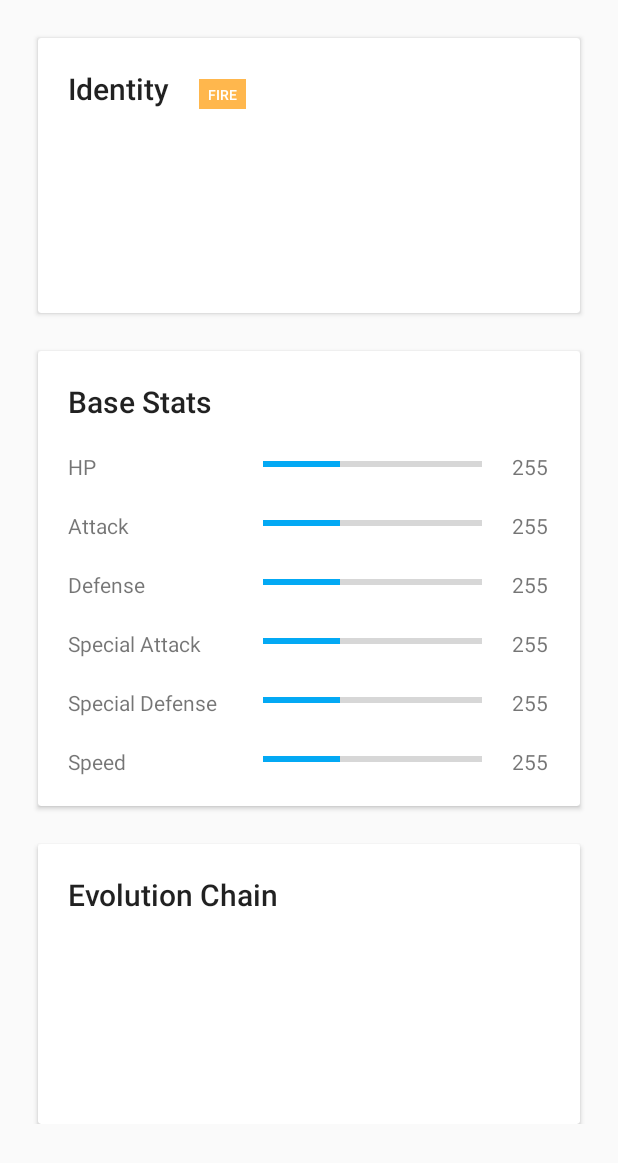
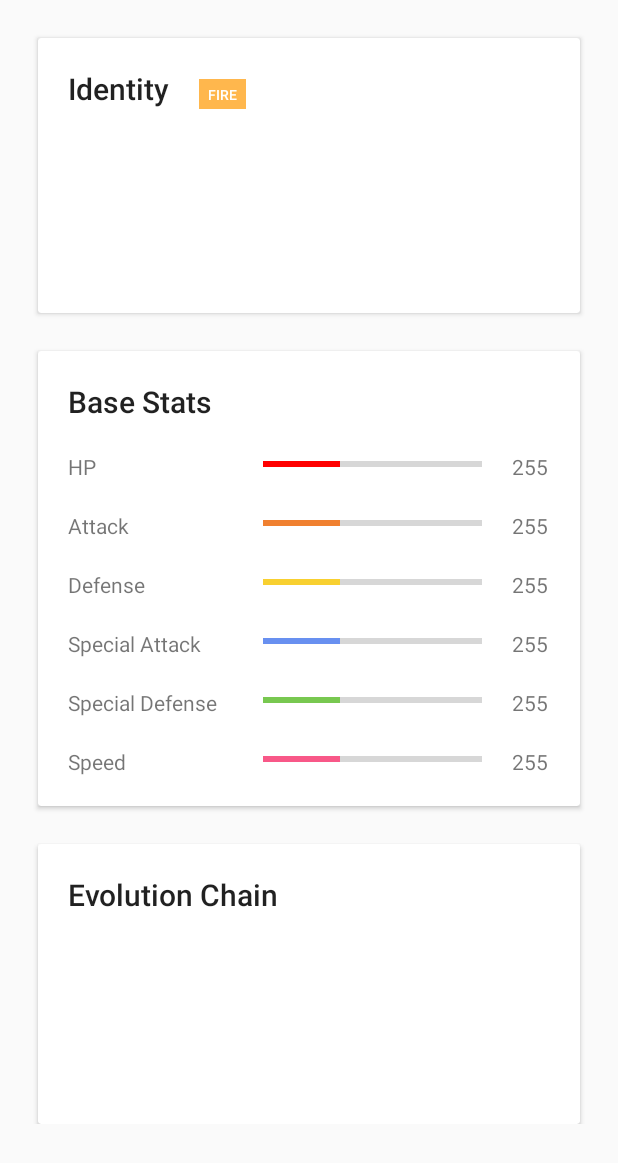
Before and after one commit to pkill37/pokedex, an Android app: the layout fragment_pokemon_details.xml on its own in the app's theme, with its tools: preview values and no code run, on a phone screen of 412 x 824 dp. Shown: the top 1163 px of the screen. Run offline under Robolectric (Android 15) with nearby library versions, the phone set to English and light mode, and no system bars.

```diff
--- a/app/src/main/java/silio/pokedex/MainActivity.java
+++ b/app/src/main/java/silio/pokedex/MainActivity.java
@@ -409,8 +409,9 @@ public class MainActivity extends AppCompatActivity
                                 Integer.valueOf(moveJson.getString("accuracy").equals("null") ? "0": moveJson.getString("accuracy")),
                                 Integer.valueOf(moveJson.getString("pp").equals("null") ? "0" : moveJson.getString("pp")),
                                 Type.valueOf(moveJson.getString("type")),
-                                Move.Category.valueOf(moveJson.getString("category"))
+                                Category.valueOf(moveJson.getString("category"))
                         ));
+                        Log.i("DEBUG", moveJson.getString("category"));
                     }
 
                     JSONArray evolutionsJson = pokemonCard.getJSONArray("evolutions");
--- a/app/src/main/res/layout/activity_main.xml
+++ b/app/src/main/res/layout/activity_main.xml
@@ -20,6 +20,8 @@
         android:layout_gravity="start"
         android:fitsSystemWindows="true"
         app:headerLayout="@layout/nav_header_main"
-        app:menu="@menu/activity_main_drawer" />
+        app:menu="@menu/activity_main_drawer"
+        app:itemTextColor="@color/colorSecondaryText"
+        app:itemIconTint="@color/colorSecondaryText"/>
 
 </android.support.v4.widget.DrawerLayout>
--- a/app/src/main/res/layout/fragment_pokemon_details.xml
+++ b/app/src/main/res/layout/fragment_pokemon_details.xml
@@ -125,6 +125,7 @@
                         android:layout_height="wrap_content"
                         android:layout_weight="1"
                         style="@style/StatBar"
+                        android:progressTint="@color/colorHP"
                         android:progress="35" />
 
                     <TextView
@@ -159,6 +160,7 @@
                         android:layout_height="wrap_content"
                         android:layout_weight="1"
                         style="@style/StatBar"
+                        android:progressTint="@color/colorAtk"
                         android:progress="35" />
 
                     <TextView
@@ -193,6 +195,7 @@
                         android:layout_height="wrap_content"
                         android:layout_weight="1"
                         style="@style/StatBar"
+                        android:progressTint="@color/colorDef"
                         android:progress="35" />
 
                     <TextView
@@ -227,6 +230,7 @@
                         android:layout_height="wrap_content"
                         android:layout_weight="1"
                         style="@style/StatBar"
+                        android:progressTint="@color/colorSpAtk"
                         android:progress="35" />
 
                     <TextView
@@ -261,6 +265,7 @@
                         android:layout_height="wrap_content"
                         android:layout_weight="1"
                         style="@style/StatBar"
+                        android:progressTint="@color/colorSpDef"
                         android:progress="35" />
 
                     <TextView
@@ -295,6 +300,7 @@
                         android:layout_height="wrap_content"
                         android:layout_weight="1"
                         style="@style/StatBar"
+                        android:progressTint="@color/colorSpeed"
                         android:progress="35" />
 
                     <TextView
--- a/app/src/main/res/values/colors.xml
+++ b/app/src/main/res/values/colors.xml
@@ -27,15 +27,15 @@
     <color name="colorDarkType">#616161</color>
     <color name="colorSteelType">#90A4AE</color>
     <color name="colorRockType">#E0E0E0</color>
-    <color name="colorNormalType">#FFE0B2</color>
+    <color name="colorNormalType">#A8A878</color>
     <color name="colorGroundType">#A1887F</color>
     <!--pokemon stat colors-->
-    <color name="colorHP">#EF5350</color>
-    <color name="colorAtk">#FFA726</color>
-    <color name="colorDef">#FFEB3B</color>
-    <color name="colorSpAtk">#29B6F6</color>
-    <color name="colorSpDef">#66BB6A</color>
-    <color name="colorSpeed">#EC407A</color>
+    <color name="colorHP">#FF0000</color>
+    <color name="colorAtk">#F08030</color>
+    <color name="colorDef">#F8D030</color>
+    <color name="colorSpAtk">#6890F0</color>
+    <color name="colorSpDef">#78C850</color>
+    <color name="colorSpeed">#F85888</color>
 
     <!-- move category colors -->
     <color name="colorPhysicalMove">#b71c1c</color>
```
Also changed, not shown: app/src/main/java/silio/pokedex/Category.java (+28 -0 lines), app/src/main/java/silio/pokedex/Move.java (+0 -28 lines), app/src/main/java/silio/pokedex/PokemonMovesFragment.java (+8 -0 lines).
